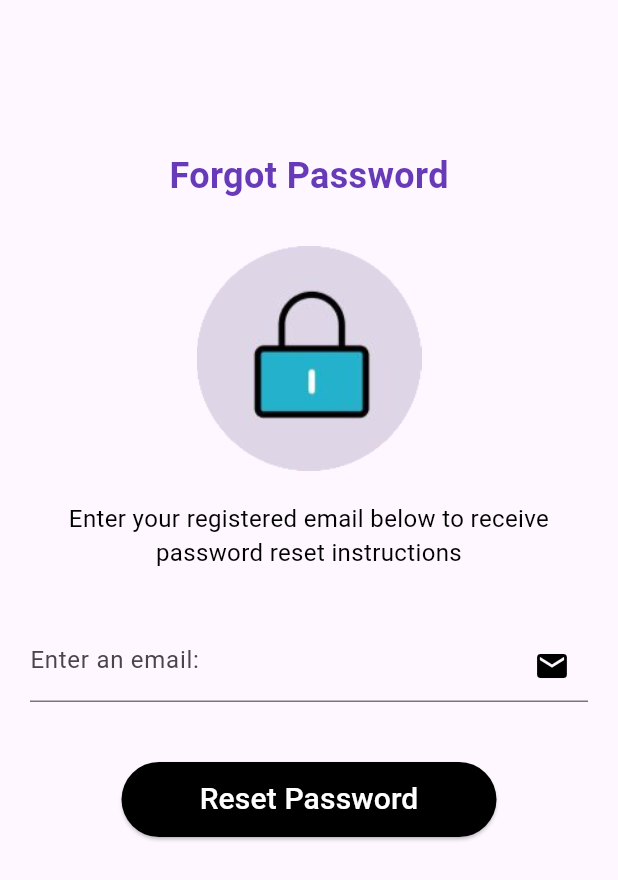
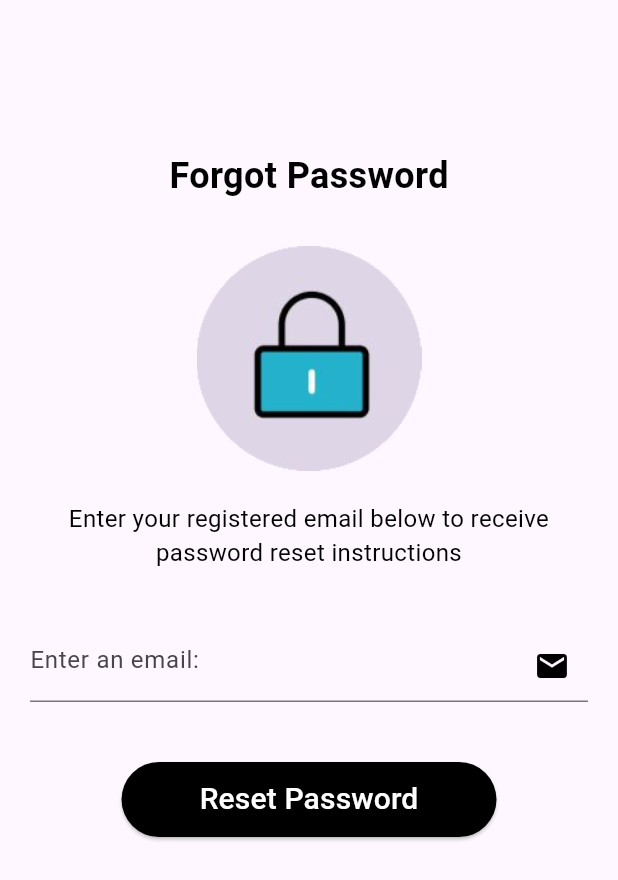
Before and after one commit to Kalpani99/mini, a Flutter app: the ForgotPasswordScreen screen opened directly, on a phone screen of 412 x 824 dp. Shown: the top 880 px of the screen. Run offline on Flutter 3.47's test engine with Material 3 defaults, Android fonts, the light colour scheme and no system bars; our stand-ins replace cloud_firestore, firebase_auth, firebase_core, firebase_database, firebase_storage, flutter_riverpod and 6 more; missing offline and left inert: flutter_polyline_points, google_maps_webservice; accounts and stored records are empty.

Commit message:
Add existing project files to Git

```diff
--- a/lib/bus_operator/boendtrip.dart
+++ b/lib/bus_operator/boendtrip.dart
@@ -138,7 +138,7 @@ class _BOEndTripState extends State<BOEndTrip> {
   void _updateRoutePolyline() async {
     if (isLocationInitialized) {
       try {
-        String apiKey = 'AIzaSyCFwBrFsTMKu5IrsOOiMY-Nw8y_RNA_ZwE';
+        String apiKey = 'AIzaSyCsLwmDRs3JKm4WPugypZ5lDAGd4sV5PMU';
         String url =
             'https://maps.googleapis.com/maps/api/directions/json?origin=${currentLocation.latitude},${currentLocation.longitude}&destination=${widget.destinationLatLng.latitude},${widget.destinationLatLng.longitude}&key=$apiKey';
 
--- a/lib/forgot_password.dart
+++ b/lib/forgot_password.dart
@@ -75,7 +75,7 @@ class _ForgotPasswordScreenState extends State<ForgotPasswordScreen> {
                 style: TextStyle(
                   fontSize: 24,
                   fontWeight: FontWeight.bold,
-                  color: Colors.deepPurple,
+                  color: Color.fromARGB(255, 0, 0, 0),
                 ),
               ),
             ),
--- a/lib/passenger/passengerhome.dart
+++ b/lib/passenger/passengerhome.dart
@@ -38,7 +38,7 @@ class _PassengerHomeScreenState extends State<PassengerHomeScreen> {
   final TextEditingController _departureController = TextEditingController();
   final TextEditingController _destinationController = TextEditingController();
   final gm_places.GoogleMapsPlaces _places = gm_places.GoogleMapsPlaces(
-      apiKey: "AIzaSyCFwBrFsTMKu5IrsOOiMY-Nw8y_RNA_ZwE");
+      apiKey: "AIzaSyCsLwmDRs3JKm4WPugypZ5lDAGd4sV5PMU");
 
   @override
   void initState() {
```
Also changed, not shown: 2 other files.
